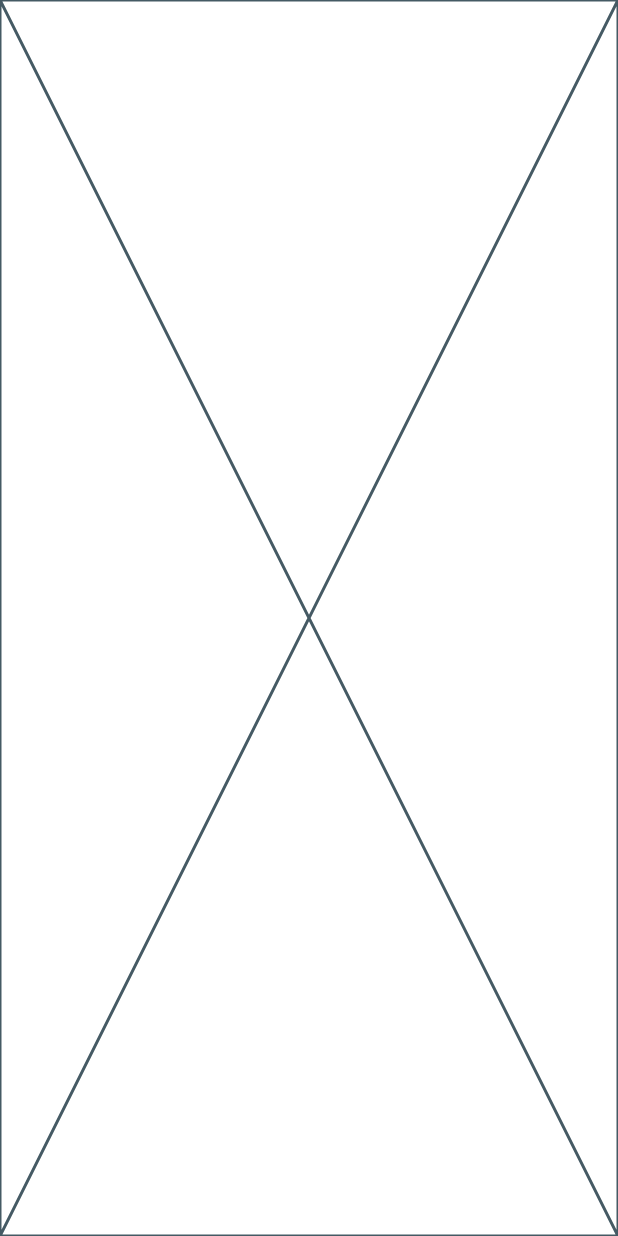
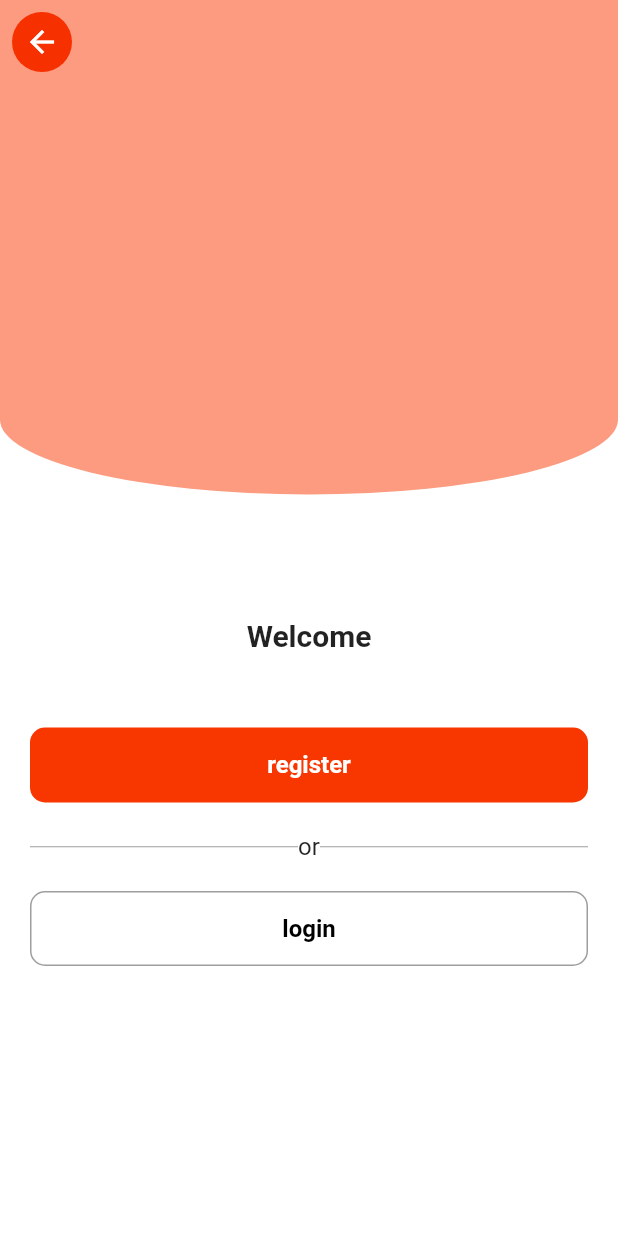
Before and after one commit to orace18/commadeDeCourse, a Flutter app: the ConnexionPage screen opened by its route, on a phone screen of 412 x 824 dp. Run offline on Flutter 3.47's test engine with Material 2 defaults, Android fonts, the phone set to English and light mode, and no system bars; our stand-ins replace badges, cached_network_image, flutter_form_builder, form_builder_validators, get, get_storage and 6 more; missing offline and left inert: form_builder_phone_field; accounts and stored records are empty; network calls fail.

Commit message:
connexion page

```diff
--- a/lib/local_lang/lang/en_us.dart
+++ b/lib/local_lang/lang/en_us.dart
@@ -1,5 +1,6 @@
 const en_US = {
-  'welcome': 'Welcome back',
+  'welcome': 'Welcome',
+  'welcome_back': 'Welcome back',
   'english': 'English',
   'french': 'Français',
   'home': 'Home',
--- a/lib/local_lang/lang/fr_fr.dart
+++ b/lib/local_lang/lang/fr_fr.dart
@@ -1,5 +1,6 @@
 const fr_FR = {
-  'welcome': 'Ravi de vous retrouver',
+  'welcome_back': 'Ravi de vous retrouver',
+  'welcome': 'Bienvenue',
   'english': 'English',
   'french': 'Français',
   'home': 'Accueil',
@@ -25,6 +26,9 @@ const fr_FR = {
   'field_required':'Le champ ne peut pas être vide',
   'string_too_short':'Le nom est trop court',
   'string_too_long':'Le nom est trop long',
+  'ou':'OU',
+  'register':'S\'inscrire',
+  'login':'Se connecter',
   '':'',
 
 };
--- a/lib/main.dart
+++ b/lib/main.dart
@@ -26,7 +26,7 @@ class MyApp extends StatelessWidget {
         theme: AppTheme.lightTheme,
         darkTheme: AppTheme.darkTheme,
         themeMode: themeProvider.theme,
-        initialRoute: '/splash',
+        initialRoute: '/onboarding',
         getPages: AppRouter.routes
     );
   }
--- a/lib/pages/connexion_page/index.dart
+++ b/lib/pages/connexion_page/index.dart
@@ -1,14 +1,117 @@
 import 'package:get/get_state_manager/src/simple/get_view.dart';
 import 'package:flutter/material.dart';
 import 'package:get/get.dart';
+import '../../providers/theme/theme.dart';
 import 'controllers/connexion_controller.dart';
 
 class ConnexionPage extends GetWidget<ConnexionController> {
   @override
   Widget build(BuildContext context) {
     return Scaffold(
+        extendBodyBehindAppBar: true,
+        extendBody: true,
+        appBar: AppBar(
+            backgroundColor: Colors.transparent,
+            elevation: 0,
+            leading: Padding(
+              padding: EdgeInsets.all(8.0),
+              child: Ink(
+                decoration: ShapeDecoration(
+                  color: AppTheme.otripMaterial[600], // Couleur du bouton
+                  shape: CircleBorder(), // Forme ronde
+                ),
+                child: IconButton(
+                  icon: Icon(Icons.arrow_back, color: Colors.white), // Icône de l'IconButton
+                  onPressed: (){ Get.back(); },
+                ),
+              ),
+            )
+        ),
         body: GetBuilder<ConnexionController>(
-          builder: (_) => Placeholder(),
+          builder: (_) => SafeArea(
+              top: false,
+              child: Stack(
+                  children: [
+                    SizedBox(
+                      height: Get.height,
+                      width: MediaQuery.of(context).size.width,
+                      child: Padding(
+                        padding: EdgeInsets.only(top: Get.height*0.5, left: 20, right: 20, bottom: 40),
+                        child: Column(
+                          children: [
+                            Text(
+                              'welcome'.tr,
+                              style: Theme.of(context).textTheme.titleLarge,
+                            ),
+                            SizedBox(height: 50,),
+                            Column(
+                              mainAxisAlignment: MainAxisAlignment.spaceAround,
+                              children: [
+                                ElevatedButton(
+                                    onPressed: (){ Get.toNamed('/register'); },
+                                    child: Text('register'.tr, style: TextStyle(color: Colors.white, fontSize: 16, fontWeight: FontWeight.bold),),
+                                    style: ElevatedButton.styleFrom(
+                                      minimumSize: const Size.fromHeight(50),
+                                      elevation: 0,
+                                      backgroundColor: AppTheme.otripMaterial,
+                                      shape: RoundedRectangleBorder(
+                                          borderRadius: BorderRadius.circular(10.0)
+                                      ),
+                                    )
+                                ),
+                                Padding(
+                                  padding: const EdgeInsets.symmetric(vertical: 20),
+                                  child: Stack(
+                                    alignment: Alignment.center,
+                                    children: [
+                                      Divider(
+                                        height: 2,
+                                        color: Colors.grey,
+                                      ),
+                                      Container(color: Colors.white,child: Text('or'.tr, style: Theme.of(context).textTheme.titleMedium,))
+                                    ],
+                                  ),
+                                ),
+                                OutlinedButton(
+                                    child: Text('login'.tr, style: TextStyle(color: Colors.black, fontSize: 16, fontWeight: FontWeight.bold),),
+                                    style: OutlinedButton.styleFrom(minimumSize: const Size.fromHeight(50),
+                                      shape: RoundedRectangleBorder(
+                                        borderRadius: BorderRadius.circular(10.0),
+                                      ),
+                                      side: BorderSide(
+                                        width: 1.0,
+                                        color: Colors.grey
+                                      )
+                                    ),
+                                    onPressed: () { Get.toNamed('/login'); },
+                                ),
+                              ],
+                            )
+                          ],
+                        ),
+                      ),
+                    ),
+                    Container(
+                      width: Get.width,
+                      height: Get.height/2.5,
+                      decoration: BoxDecoration(
+                        borderRadius: BorderRadius.vertical(
+                            bottom: Radius.elliptical(
+                                Get.width, 100.0)),
+                        color: AppTheme.otripMaterial[200],
+                      ),
+                      child: Padding(
+                        padding: const EdgeInsets.all(12.0),
+                        child: Column(
+                          crossAxisAlignment: CrossAxisAlignment.start,
+                          mainAxisAlignment: MainAxisAlignment.center,
+                          children: [],
+                        ),
+                      ),
+                    ),
+                  ]
+              )
+          ),
         ));
   }
 }
--- a/lib/pages/home_page/index.dart
+++ b/lib/pages/home_page/index.dart
@@ -25,7 +25,7 @@ class _HomePageState extends State<HomePage> {
               position: badges.BadgePosition.topEnd(top: 5, end: 5),
               child: IconButton(
                 icon: Icon(Icons.notifications),
-                onPressed: () => Get.toNamed('/login'),
+                onPressed: () => Get.toNamed('/connexion'),
               ),
             ),
           ]
--- a/lib/pages/login_page/forms/login_form.dart
+++ b/lib/pages/login_page/forms/login_form.dart
@@ -39,23 +39,26 @@ class LoginForm extends GetWidget<LoginController> {
             SizedBox(
               height: 40,
             ),
-            ElevatedButton(
+            Padding(
+              padding: const EdgeInsets.symmetric(horizontal: defaultPadding*2),
+              child: ElevatedButton(
                   onPressed: (){
                     if (controller.isButtonEnabled.value){
                       loginRequest();
+                    } else {
+                      Get.toNamed('/');
                     }
                   },
-                child: Padding(
-                  padding: const EdgeInsets.symmetric(vertical: 12, horizontal: 70.0),
                   child: Text('continue'.tr, style: TextStyle(color: controller.isButtonEnabled.value ? Colors.white : Colors.black26, fontSize: 16, fontWeight: FontWeight.bold),),
-                ),
                   style: ElevatedButton.styleFrom(
+                    minimumSize: const Size.fromHeight(50),
                     elevation: 0,
                     backgroundColor: controller.isButtonEnabled.value ? AppTheme.otripMaterial : Colors.grey[300],
                     shape: RoundedRectangleBorder(
                         borderRadius: BorderRadius.circular(10.0)
                     ),
                   )
+              ),
             )
           ],
         );
--- a/lib/pages/login_page/index.dart
+++ b/lib/pages/login_page/index.dart
@@ -38,9 +38,11 @@ class LoginPage extends GetWidget<LoginController> {
                 SizedBox(
                   height: Get.height,
                   width: MediaQuery.of(context).size.width,
-                  child: Padding(
-                    padding: EdgeInsets.only(top: Get.height*0.55, left: 20, right: 20),
-                    child: LoginForm(),
+                  child: SingleChildScrollView(
+                    child: Padding(
+                      padding: EdgeInsets.only(top: Get.height*0.55, left: 20, right: 20),
+                      child: LoginForm(),
+                    ),
                   ),
                 ),
                 Container(
--- a/lib/pages/onboarding_page/index.dart
+++ b/lib/pages/onboarding_page/index.dart
@@ -44,7 +44,7 @@ class OnboardingPage extends GetWidget<OnboardingController> {
                 spacing: EdgeInsets.only(left:5, right: 5, bottom:30)
               ),
               onDone: () {
-                Get.offNamed('/login');
+                Get.toNamed('/connexion');
               },
               onSkip: () {
                 Get.off;
--- a/lib/pages/register_page/forms/register_form.dart
+++ b/lib/pages/register_page/forms/register_form.dart
@@ -126,23 +126,24 @@ class RegisterForm extends GetWidget<RegisterController> {
             SizedBox(
               height: 15,
             ),
-            ElevatedButton(
+            Padding(
+              padding: const EdgeInsets.symmetric(horizontal: defaultPadding*2),
+              child: ElevatedButton(
                 onPressed: (){
                   if (controller.isButtonEnabled.value){
                     registerRequest();
                   }
                 },
-              child: Padding(
-                padding: const EdgeInsets.symmetric(vertical: 12, horizontal: 70.0),
                 child: Text('continue'.tr, style: TextStyle(color: controller.isButtonEnabled.value ? Colors.white : Colors.black26, fontSize: 16, fontWeight: FontWeight.bold),),
-              ),
                 style: ElevatedButton.styleFrom(
+                  minimumSize: const Size.fromHeight(50),
                   elevation: 0,
                   backgroundColor: controller.isButtonEnabled.value ? AppTheme.otripMaterial : Colors.grey[300],
                   shape: RoundedRectangleBorder(
                       borderRadius: BorderRadius.circular(10.0)
                   ),
                 )
+              ),
             )
           ],
         ),
```
Lines whose indentation alone changed are shown as unchanged.
